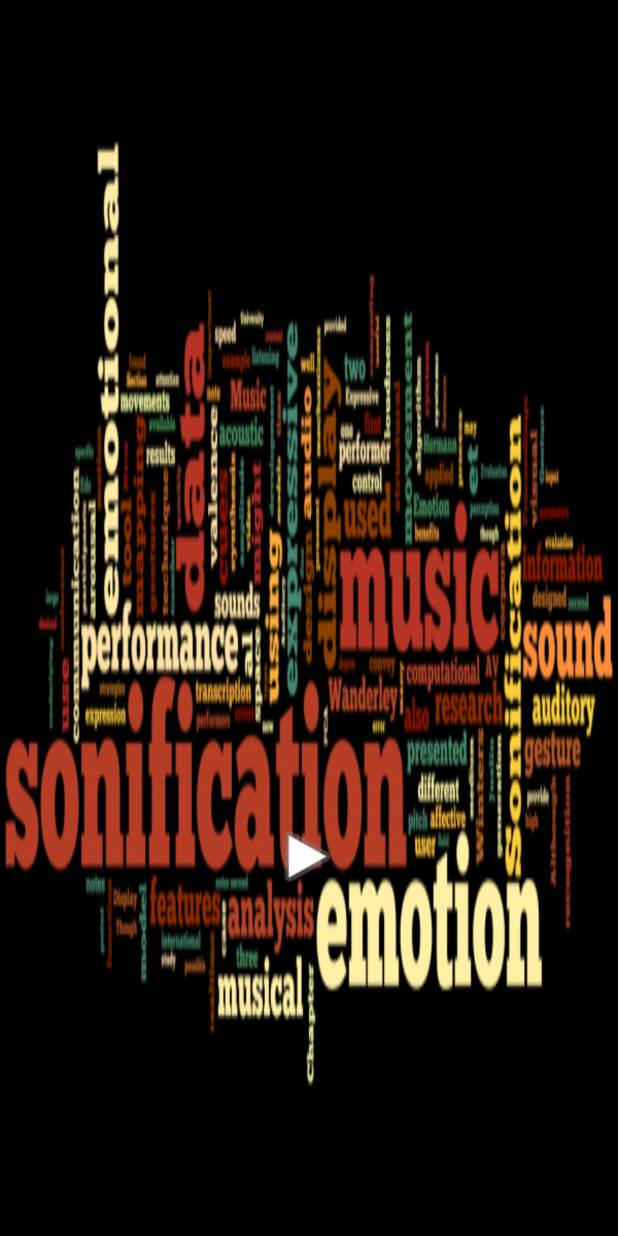
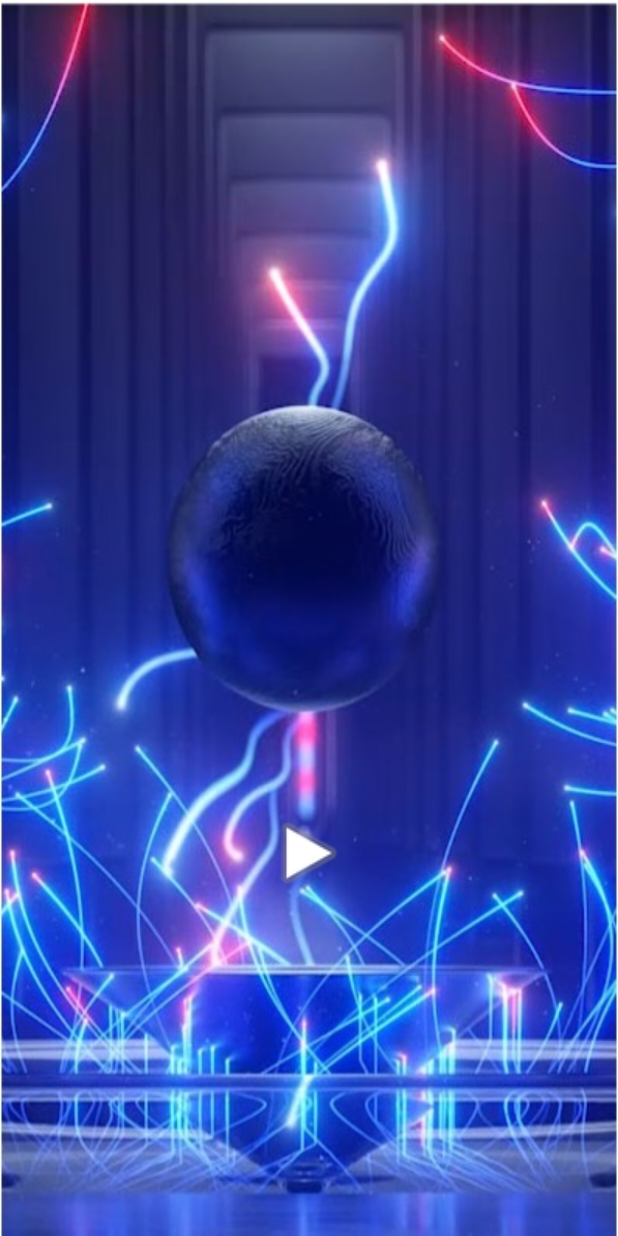
Before and after one commit to ETS-Android4/Projet-Sonification, an Android app: the layout activity_main.xml on its own in the app's theme, with its tools: preview values and no code run, on a phone screen of 412 x 824 dp. Run offline under Robolectric (Android 15) with nearby library versions, the phone set to English and light mode, and no system bars.

Commit message:
update main activity

```diff
--- a/app/src/main/AndroidManifest.xml
+++ b/app/src/main/AndroidManifest.xml
@@ -18,7 +18,7 @@
         android:label="@string/app_name"
         android:roundIcon="@mipmap/ic_launcher_round"
         android:supportsRtl="true"
-        android:theme="@style/Theme.Sony_Project">
+        android:theme="@style/Theme.AppCompat.NoActionBar">
         <activity
             android:name=".androidcam"
             android:exported="false" />
--- a/app/src/main/java/com/example/sony_project/MainActivity.java
+++ b/app/src/main/java/com/example/sony_project/MainActivity.java
@@ -7,6 +7,7 @@ import android.provider.Settings;
 import android.support.v7.app.AppCompatActivity;
 import android.os.Bundle;
 import android.view.View;
+import android.view.Window;
 import android.widget.ImageView;
 
 public class MainActivity extends AppCompatActivity {
@@ -16,6 +17,7 @@ private ImageView play;
     @Override
     protected void onCreate(Bundle savedInstanceState) {
         super.onCreate(savedInstanceState);
+        this.requestWindowFeature(Window.FEATURE_NO_TITLE);
         setContentView(R.layout.activity_main);
 
         this.play = (ImageView) findViewById(R.id.play);
--- a/app/src/main/res/layout/activity_main.xml
+++ b/app/src/main/res/layout/activity_main.xml
@@ -4,13 +4,14 @@
                                              xmlns:app="http://schemas.android.com/apk/res-auto"
                                              android:layout_width="match_parent"
                                              android:layout_height="match_parent"
-                                             android:background="@drawable/medium_sonificationcloud"
+                                             android:background="@drawable/fondbis"
                                              tools:context=".MainActivity">
 
     <ImageView
         android:id="@+id/play"
-        android:layout_width="50dp"
-        android:layout_height="50dp"
+        android:layout_width="0dp"
+        android:layout_height="60dp"
+        android:contentDescription="@string/todo"
         app:layout_constraintBottom_toBottomOf="parent"
         app:layout_constraintEnd_toEndOf="parent"
         app:layout_constraintHorizontal_bias="0.498"
--- a/app/src/main/res/values/strings.xml
+++ b/app/src/main/res/values/strings.xml
@@ -2,4 +2,5 @@
     <string name="app_name">Sony_Project</string>
     <string name="go">GO</string>
     <string name="capture">CAPTURE</string>
+    <string name="todo">Fond d\'écran</string>
 </resources>
```
Also changed, not shown: app/src/main/res/drawable-v24/fondbis.jpg (added), app/src/main/res/drawable/medium_sonificationcloud.png (deleted), 2 other files.
